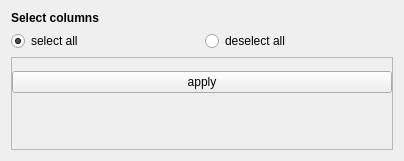
Above: DataVision/resources/ui/modules/selectColumns.ui from jeaunrg/DataVision-dist before the change. Below: the same form after it.
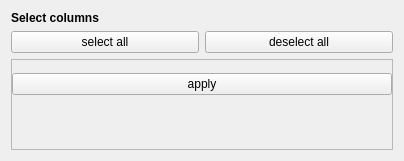
That is the form after the change.

What changed in the file:
```diff
--- a/DataVision/resources/ui/modules/selectColumns.ui
+++ b/DataVision/resources/ui/modules/selectColumns.ui
@@ -30,23 +30,26 @@
    <item>
     <layout class="QHBoxLayout" name="horizontalLayout_3">
      <item>
-      <widget class="QRadioButton" name="selectAll">
+      <widget class="QPushButton" name="selectAll">
        <property name="text">
         <string>select all</string>
        </property>
        <property name="checkable">
-        <bool>true</bool>
+        <bool>false</bool>
        </property>
        <property name="checked">
-        <bool>true</bool>
+        <bool>false</bool>
        </property>
       </widget>
      </item>
      <item>
-      <widget class="QRadioButton" name="deselectAll">
+      <widget class="QPushButton" name="deselectAll">
        <property name="text">
         <string>deselect all</string>
        </property>
+       <property name="checkable">
+        <bool>false</bool>
+       </property>
       </widget>
      </item>
     </layout>
@@ -62,7 +65,7 @@
         <x>0</x>
         <y>0</y>
         <width>380</width>
-        <height>85</height>
+        <height>77</height>
        </rect>
       </property>
       <layout class="QVBoxLayout" name="verticalLayout_3">
```
